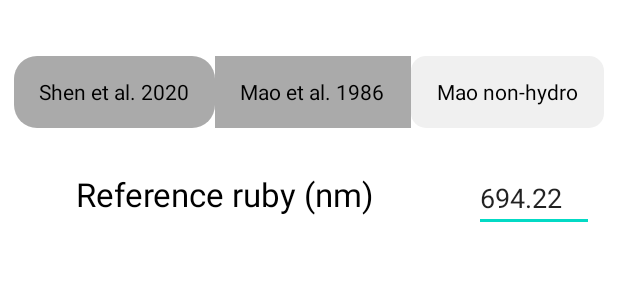
After one commit to Anastasia-Kan/App_P-Calculator_Kotlin, an Android app: the layout fragment_ruby.xml on its own in the app's theme, with its tools: preview values and no code run, on a phone screen of 412 x 824 dp. The commit adds this screen. Shown: the top 300 px of the screen. Run offline under Robolectric (Android 15) with nearby library versions, the phone set to English and light mode, and no system bars.

Commit message:
Tabs wrapped in Fragments

```diff
--- a/app/build.gradle
+++ b/app/build.gradle
@@ -39,6 +39,7 @@ dependencies {
     implementation 'androidx.appcompat:appcompat:1.2.0'
     implementation 'com.google.android.material:material:1.2.1'
     implementation 'androidx.constraintlayout:constraintlayout:2.0.4'
+    implementation 'androidx.legacy:legacy-support-v4:1.0.0'
     testImplementation 'junit:junit:4.+'
     androidTestImplementation 'androidx.test.ext:junit:1.1.2'
     androidTestImplementation 'androidx.test.espresso:espresso-core:3.3.0'
--- a/app/src/main/AndroidManifest.xml
+++ b/app/src/main/AndroidManifest.xml
@@ -1,6 +1,6 @@
 <?xml version="1.0" encoding="utf-8"?>
 <manifest xmlns:android="http://schemas.android.com/apk/res/android"
-    package="com.example.pressurecalctest1">
+    package="com.example.pressurecalcapp">
 
     <application
         android:allowBackup="true"
@@ -8,7 +8,7 @@
         android:label="@string/app_name"
         android:roundIcon="@mipmap/ic_launcher_round"
         android:supportsRtl="true"
-        android:theme="@style/Theme.PressureCalcTest1">
+        android:theme="@style/Theme.PressureCalcApp">
         <activity android:name=".MainActivity">
             <intent-filter>
                 <action android:name="android.intent.action.MAIN" />
--- /dev/null
+++ b/app/src/main/res/layout/fragment_ruby.xml
@@ -0,0 +1,94 @@
+<?xml version="1.0" encoding="utf-8"?>
+<androidx.constraintlayout.widget.ConstraintLayout xmlns:android="http://schemas.android.com/apk/res/android"
+
+xmlns:app="http://schemas.android.com/apk/res-auto"
+xmlns:tools="http://schemas.android.com/tools"
+android:layout_width="match_parent"
+android:layout_height="match_parent"
+android:orientation="vertical"
+android:layout_gravity="center"
+tools:context=".MainActivity">
+
+    <RadioGroup
+        android:id="@+id/radioGroup"
+        android:layout_width="match_parent"
+        android:layout_height="wrap_content"
+        android:layout_marginStart="4dp"
+        android:layout_marginTop="32dp"
+        android:layout_marginEnd="4dp"
+        android:orientation="horizontal"
+        android:padding="5dp"
+        app:layout_constraintEnd_toEndOf="parent"
+        app:layout_constraintStart_toStartOf="parent"
+        app:layout_constraintTop_toTopOf="parent"
+        tools:ignore="MissingConstraints">
+
+        <androidx.appcompat.widget.AppCompatRadioButton
+            android:id="@+id/shen_segment"
+            android:layout_width="wrap_content"
+            android:layout_height="wrap_content"
+            android:layout_weight="1"
+            android:background="@drawable/shen_button_selector"
+            android:button="@android:color/transparent"
+            android:checked="false"
+            android:gravity="center"
+            android:onClick="onSegmentClicked"
+            android:text="Shen et al. 2020"
+            android:textColor="@color/black" />
+
+        <androidx.appcompat.widget.AppCompatRadioButton
+            android:id="@+id/mao_hydro_segment"
+            android:layout_width="wrap_content"
+            android:layout_height="wrap_content"
+            android:layout_weight="1"
+            android:background="@drawable/mao_hydro_selector"
+            android:button="@android:color/transparent"
+            android:checked="false"
+            android:gravity="center"
+            android:onClick="onSegmentClicked"
+            android:text="Mao et al. 1986"
+            android:textColor="@color/black" />
+
+        <androidx.appcompat.widget.AppCompatRadioButton
+            android:id="@+id/mao_nHydro_segment"
+            android:layout_width="wrap_content"
+            android:layout_height="wrap_content"
+            android:layout_weight="1"
+            android:background="@drawable/mao_non_hydro_selector"
+            android:button="@android:color/transparent"
+            android:checked="true"
+            android:gravity="center"
+            android:onClick="onSegmentClicked"
+            android:text="Mao non-hydro"
+            android:textColor="@color/black" />
+
+    </RadioGroup>
+
+    <TextView
+        android:id="@+id/RefRubyLabel"
+        android:layout_width="wrap_content"
+        android:layout_height="40dp"
+        android:layout_marginTop="24dp"
+        android:layout_marginEnd="16dp"
+        android:text="Reference ruby (nm)"
+        android:textColor="@color/black"
+        android:textSize="22dp"
+        app:layout_constraintEnd_toStartOf="@+id/refRuby"
+        app:layout_constraintStart_toStartOf="parent"
+        app:layout_constraintTop_toBottomOf="@+id/radioGroup" />
+
+    <EditText
+        android:id="@+id/refRuby"
+        style="@style/Widget.AppCompat.AutoCompleteTextView"
+        android:layout_width="80dp"
+        android:layout_height="40dp"
+        android:layout_marginTop="24dp"
+        android:layout_marginEnd="16dp"
+        android:ems="10"
+        android:inputType="numberDecimal"
+        android:singleLine="true"
+        android:text="694.22"
+        app:layout_constraintEnd_toEndOf="parent"
+        app:layout_constraintTop_toBottomOf="@+id/radioGroup" />
+
+</androidx.constraintlayout.widget.ConstraintLayout>
--- a/app/src/main/res/values-night/themes.xml
+++ b/app/src/main/res/values-night/themes.xml
@@ -1,6 +1,6 @@
 <resources xmlns:tools="http://schemas.android.com/tools">
     <!-- Base application theme. -->
-    <style name="Theme.PressureCalcTest1" parent="Theme.MaterialComponents.DayNight.DarkActionBar">
+    <style name="Theme.PressureCalcApp" parent="Theme.MaterialComponents.DayNight.DarkActionBar">
         <!-- Primary brand color. -->
         <item name="colorPrimary">@color/purple_200</item>
         <item name="colorPrimaryVariant">@color/purple_700</item>
--- a/app/src/main/res/values/strings.xml
+++ b/app/src/main/res/values/strings.xml
@@ -1,3 +1,5 @@
 <resources>
-    <string name="app_name">PressureCalcTest1</string>
+    <string name="app_name">PressureCalcApp</string>
+    <!-- TODO: Remove or change this placeholder text -->
+    <string name="hello_blank_fragment">Hello blank fragment</string>
 </resources>
--- a/app/src/main/res/values/themes.xml
+++ b/app/src/main/res/values/themes.xml
@@ -1,6 +1,6 @@
 <resources xmlns:tools="http://schemas.android.com/tools">
     <!-- Base application theme. -->
-    <style name="Theme.PressureCalcTest1" parent="Theme.MaterialComponents.DayNight.DarkActionBar">
+    <style name="Theme.PressureCalcApp" parent="Theme.MaterialComponents.DayNight.DarkActionBar">
         <!-- Primary brand color. -->
         <item name="colorPrimary">@color/purple_500</item>
         <item name="colorPrimaryVariant">@color/purple_700</item>
--- a/build.gradle
+++ b/build.gradle
@@ -6,7 +6,7 @@ buildscript {
         jcenter()
     }
     dependencies {
-        classpath "com.android.tools.build:gradle:4.1.1"
+        classpath 'com.android.tools.build:gradle:4.1.2'
         classpath "org.jetbrains.kotlin:kotlin-gradle-plugin:$kotlin_version"
 
         // NOTE: Do not place your application dependencies here; they belong
```
Also changed, not shown: app/src/main/java/com/example/pressurecalctest1/DiamondFragment.kt (added, +18 -0 lines), app/src/main/java/com/example/pressurecalctest1/MainActivity.kt (+18 -14 lines), app/src/main/java/com/example/pressurecalctest1/RubyFragment.kt (added, +44 -0 lines), app/src/main/res/layout/activity_main.xml (+42 -83 lines), app/src/main/res/layout/fragment_diamond.xml (added, +19 -0 lines).
